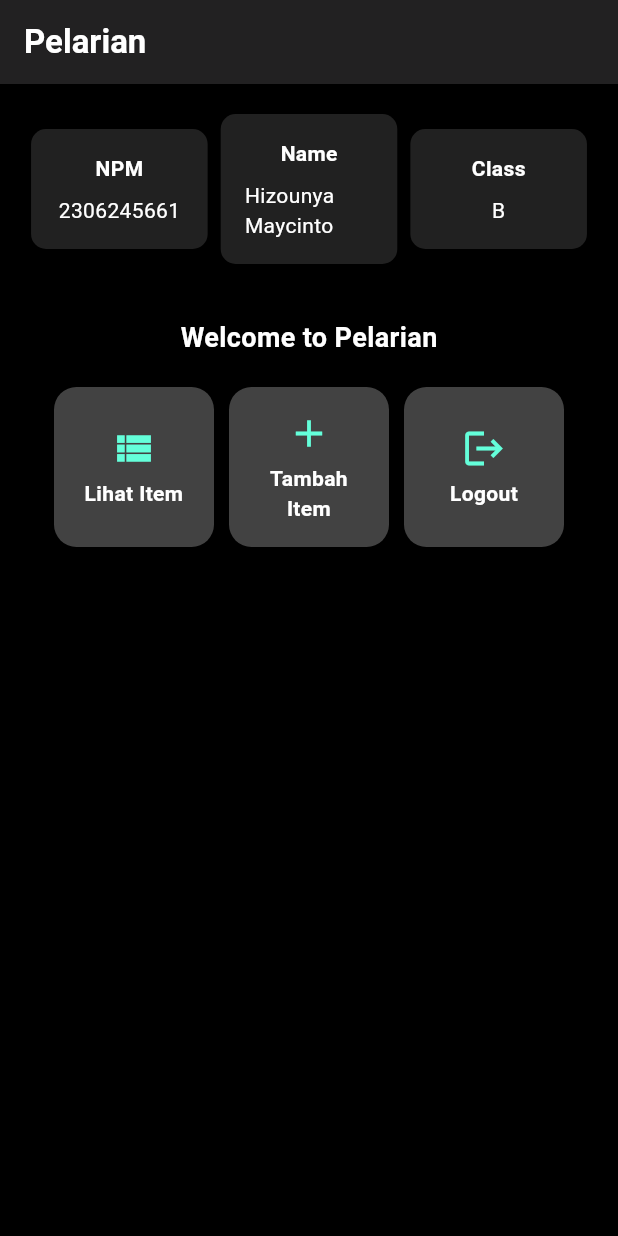
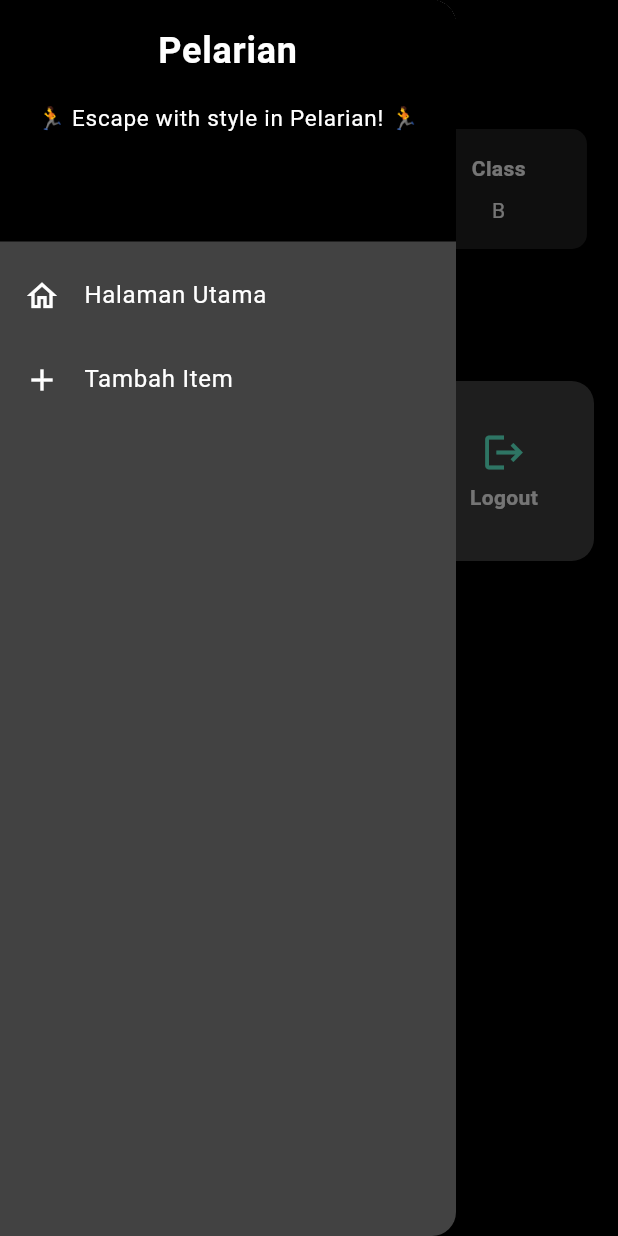
Before and after one commit to hizounya/Pelarian-mobile, a Flutter app: the screen it shows after launch, with the side drawer open (before the commit the screen has no drawer), on a phone screen of 412 x 824 dp. Run offline on Flutter 3.47's test engine with Material 3 defaults, Android fonts, the light colour scheme and no system bars.

Commit message:
Tugas 8 selesai

```diff
--- a/lib/main.dart
+++ b/lib/main.dart
@@ -1,5 +1,5 @@
 import 'package:flutter/material.dart';
-import 'package:pelarian/menu.dart';
+import 'package:pelarian/screens/menu.dart';
 
 void main() {
   runApp(const MyApp());
@@ -8,28 +8,20 @@ void main() {
 class MyApp extends StatelessWidget {
   const MyApp({super.key});
 
-  // This widget is the root of your application.
   @override
   Widget build(BuildContext context) {
     return MaterialApp(
-      title: 'Flutter Demo',
+      title: 'Pelarian',
       theme: ThemeData(
-        // This is the theme of your application.
-        //
-        // TRY THIS: Try running your application with "flutter run". You'll see
-        // the application has a purple toolbar. Then, without quitting the app,
-        // try changing the seedColor in the colorScheme below to Colors.green
-        // and then invoke "hot reload" (save your changes or press the "hot
-        // reload" button in a Flutter-supported IDE, or press "r" if you used
-        // the command line to start the app).
-        //
-        // Notice that the counter didn't reset back to zero; the application
-        // state is not lost during the reload. To reset the state, use hot
-        // restart instead.
-        //
-        // This works for code too, not just values: Most code changes can be
-        // tested with just a hot reload.
-        colorScheme: ColorScheme.fromSeed(seedColor: Colors.deepPurple),
+        // Menggunakan tema gelap yang sesuai dengan konsep sporty.
+        colorScheme: ColorScheme.fromSwatch(
+          primarySwatch: Colors.grey,
+          brightness: Brightness.dark, // Set tema ke dark mode.
+        ).copyWith(
+          primary: Colors.black,
+          secondary: Colors.tealAccent[200],
+        ),
+        scaffoldBackgroundColor: Colors.black, // Latar belakang hitam untuk tampilan utama.
         useMaterial3: true,
       ),
       home: MyHomePage(),
--- a/lib/menu.dart
+++ /dev/null
@@ -1,171 +0,0 @@
-import 'package:flutter/material.dart';
-
-class ItemHomepage {
-  final String name;
-  final IconData icon;
-
-  ItemHomepage(this.name, this.icon);
-}
-
-class MyHomePage extends StatelessWidget {
-  final String npm = '2306245661';
-  final String name = 'Hizounya Maycinto';
-  final String className = 'B';
-
-  final List<ItemHomepage> items = [
-    ItemHomepage("Lihat Item", Icons.view_list),
-    ItemHomepage("Tambah Item", Icons.add),
-    ItemHomepage("Logout", Icons.logout),
-  ];
-
-  MyHomePage({super.key});
-
-  @override
-  Widget build(BuildContext context) {
-    return Scaffold(
-      appBar: AppBar(
-        title: const Text(
-          'Pelarian',
-          style: TextStyle(
-            color: Colors.white,
-            fontWeight: FontWeight.bold,
-          ),
-        ),
-        backgroundColor: Colors.black87, // warna hitam sporty
-      ),
-      body: Container(
-        color: Colors.black, // Latar belakang hitam sporty
-        padding: const EdgeInsets.all(16.0),
-        child: Column(
-          crossAxisAlignment: CrossAxisAlignment.center,
-          children: [
-            Row(
-              mainAxisAlignment: MainAxisAlignment.spaceEvenly,
-              children: [
-                InfoCard(title: 'NPM', content: npm),
-                InfoCard(title: 'Name', content: name),
-                InfoCard(title: 'Class', content: className),
-              ],
-            ),
-            const SizedBox(height: 16.0),
-            Center(
-              child: Column(
-                children: [
-                  const Padding(
-                    padding: EdgeInsets.only(top: 16.0),
-                    child: Text(
-                      'Welcome to Pelarian',
-                      style: TextStyle(
-                        fontWeight: FontWeight.bold,
-                        fontSize: 18.0,
-                        color: Colors.white,
-                      ),
-                    ),
-                  ),
-                  GridView.count(
-                    primary: true,
-                    padding: const EdgeInsets.all(20),
-                    crossAxisSpacing: 10,
-                    mainAxisSpacing: 10,
-                    crossAxisCount: 3,
-                    shrinkWrap: true,
-                    children: items.map((ItemHomepage item) {
-                      return ItemCard(item);
-                    }).toList(),
-                  ),
-                ],
-              ),
-            ),
-          ],
-        ),
-      ),
-    );
-  }
-}
-
-class InfoCard extends StatelessWidget {
-  final String title;
-  final String content;
-
-  const InfoCard({super.key, required this.title, required this.content});
-
-  @override
-  Widget build(BuildContext context) {
-    return Card(
-      color: Colors.grey[900], // Warna gelap untuk tampilan sporty
-      elevation: 4.0,
-      shape: RoundedRectangleBorder(
-        borderRadius: BorderRadius.circular(10),
-      ),
-      child: Container(
-        width: MediaQuery.of(context).size.width / 3.5,
-        padding: const EdgeInsets.all(16.0),
-        child: Column(
-          children: [
-            Text(
-              title,
-              style: const TextStyle(
-                fontWeight: FontWeight.bold,
-                color: Colors.white,
-              ),
-            ),
-            const SizedBox(height: 8.0),
-            Text(
-              content,
-              style: const TextStyle(color: Colors.white),
-            ),
-          ],
-        ),
-      ),
-    );
-  }
-}
-
-class ItemCard extends StatelessWidget {
-  final ItemHomepage item;
-
-  const ItemCard(this.item, {super.key});
-
-  @override
-  Widget build(BuildContext context) {
-    return Material(
-      color: Colors.grey[800], // Warna gelap untuk tombol
-      borderRadius: BorderRadius.circular(15),
-      elevation: 4.0,
-      shadowColor: Colors.black,
-      child: InkWell(
-        onTap: () {
-          ScaffoldMessenger.of(context)
-            ..hideCurrentSnackBar()
-            ..showSnackBar(
-              SnackBar(content: Text("Kamu telah menekan tombol ${item.name}!")),
-            );
-        },
-        child: Container(
-          padding: const EdgeInsets.all(12),
-          child: Center(
-            child: Column(
-              mainAxisAlignment: MainAxisAlignment.center,
-              children: [
-                Icon(
-                  item.icon,
-                  color: Colors.tealAccent[200], // Warna sporty untuk ikon
-                  size: 30.0,
-                ),
-                const SizedBox(height: 5),
-                Text(
-                  item.name,
-                  textAlign: TextAlign.center,
-                  style: const TextStyle(
-                    color: Colors.white,
-                    fontWeight: FontWeight.w600,
-                  ),
-                ),
-              ],
-            ),
-          ),
-        ),
-      ),
-    );
-  }
-}
--- /dev/null
+++ b/lib/screens/menu.dart
@@ -0,0 +1,122 @@
+import 'package:flutter/material.dart';
+import 'package:pelarian/screens/itementry.dart';
+import 'package:pelarian/widgets/item_card.dart';
+import 'package:pelarian/widgets/left_drawer.dart';
+
+class MyHomePage extends StatelessWidget {
+  final String npm = '2306245661';
+  final String name = 'Hizounya Maycinto';
+  final String className = 'B';
+
+  final List<ItemHomepage> items = [
+    ItemHomepage("Lihat Item", Icons.view_list, Colors.blueGrey),
+    ItemHomepage("Tambah Item", Icons.add, const Color.fromARGB(255, 216, 158, 234)),
+    ItemHomepage("Logout", Icons.logout, const Color.fromARGB(255, 178, 69, 69)),
+  ];
+
+  MyHomePage({super.key});
+
+  @override
+  Widget build(BuildContext context) {
+    return Scaffold(
+      appBar: AppBar(
+        iconTheme: const IconThemeData(color: Colors.white),
+        title: const Text(
+          'Pelarian',
+          style: TextStyle(
+            color: Colors.white,
+            fontWeight: FontWeight.bold,
+          ),
+        ),
+        backgroundColor: Colors.black87,
+      ),
+      drawer: const LeftDrawer(),
+      body: SingleChildScrollView(
+        child: Padding(
+          padding: const EdgeInsets.all(16.0),
+          child: Column(
+            crossAxisAlignment: CrossAxisAlignment.center,
+            children: [
+              Row(
+                mainAxisAlignment: MainAxisAlignment.spaceEvenly,
+                children: [
+                  InfoCard(title: 'NPM', content: npm),
+                  InfoCard(title: 'Name', content: name),
+                  InfoCard(title: 'Class', content: className),
+                ],
+              ),
+              const SizedBox(height: 16.0),
+              Center(
+                child: Column(
+                  children: [
+                    const Padding(
+                      padding: EdgeInsets.only(top: 16.0),
+                      child: Text(
+                        'Welcome to Pelarian',
+                        style: TextStyle(
+                          fontWeight: FontWeight.bold,
+                          fontSize: 18.0,
+                          color: Colors.white,
+                        ),
+                      ),
+                    ),
+                    const SizedBox(height: 16.0),
+                    // Wrap the GridView in a Flexible or Expanded widget
+                    GridView.count(
+                      primary: false,
+                      crossAxisSpacing: 10,
+                      mainAxisSpacing: 10,
+                      crossAxisCount: 3,
+                      shrinkWrap: true,
+                      children: items.map((ItemHomepage item) {
+                        return ItemCard(item);
+                      }).toList(),
+                    ),
+                  ],
+                ),
+              ),
+            ],
+          ),
+        ),
+      ),
+    );
+  }
+}
+
+class InfoCard extends StatelessWidget {
+  final String title;
+  final String content;
+
+  const InfoCard({super.key, required this.title, required this.content});
+
+  @override
+  Widget build(BuildContext context) {
+    return Card(
+      color: Colors.grey[900],
+      elevation: 4.0,
+      shape: RoundedRectangleBorder(
+        borderRadius: BorderRadius.circular(10),
+      ),
+      child: Container(
+        width: MediaQuery.of(context).size.width / 3.5,
+        padding: const EdgeInsets.all(16.0),
+        child: Column(
+          children: [
+            Text(
+              title,
+              style: const TextStyle(
+                fontWeight: FontWeight.bold,
+                color: Colors.white,
+              ),
+            ),
+            const SizedBox(height: 8.0),
+            Text(
+              content,
+              style: const TextStyle(color: Colors.white),
+            ),
+          ],
+        ),
+      ),
+    );
+  }
+}
--- /dev/null
+++ b/lib/widgets/item_card.dart
@@ -0,0 +1,58 @@
+import 'package:flutter/material.dart';
+
+class ItemHomepage {
+  final String name;
+  final IconData icon;
+  final Color color;
+
+  ItemHomepage(this.name, this.icon, this.color);
+}
+
+class ItemCard extends StatelessWidget {
+  final ItemHomepage item;
+
+  const ItemCard(this.item, {super.key});
+
+  @override
+  Widget build(BuildContext context) {
+    return Material(
+      color: Colors.grey[800], // Warna gelap untuk tampilan sporty
+      borderRadius: BorderRadius.circular(15),
+      elevation: 4.0,
+      shadowColor: Colors.black,
+      child: InkWell(
+        onTap: () {
+          ScaffoldMessenger.of(context)
+            ..hideCurrentSnackBar()
+            ..showSnackBar(
+              SnackBar(content: Text("Kamu telah menekan tombol ${item.name}!")),
+            );
+        },
+        child: Container(
+          padding: const EdgeInsets.all(12),
+          child: Center(
+            child: Column(
+              mainAxisAlignment: MainAxisAlignment.center,
+              children: [
+                Icon(
+                  item.icon,
+                  color: Colors.tealAccent[200],
+                  size: 30.0,
+                ),
+                const SizedBox(height: 5),
+                Text(
+                  item.name,
+                  textAlign: TextAlign.center,
+                  style: const TextStyle(
+                    color: Colors.white,
+                    fontWeight: FontWeight.w600,
+                  ),
+                ),
+              ],
+            ),
+          ),
+        ),
+      ),
+    );
+  }
+}
--- /dev/null
+++ b/lib/widgets/left_drawer.dart
@@ -0,0 +1,69 @@
+import 'package:flutter/material.dart';
+import 'package:pelarian/screens/menu.dart';
+import 'package:pelarian/screens/itementry.dart';
+
+class LeftDrawer extends StatelessWidget {
+  const LeftDrawer({super.key});
+
+  @override
+  Widget build(BuildContext context) {
+    return Drawer(
+      child: ListView(
+        children: [
+          DrawerHeader(
+            decoration: BoxDecoration(
+              color: Theme.of(context).colorScheme.primary,
+            ),
+            child: const Column(
+              children: [
+                Text(
+                  'Pelarian',
+                  textAlign: TextAlign.center,
+                  style: TextStyle(
+                    fontSize: 24,
+                    fontWeight: FontWeight.bold,
+                    color: Colors.white,
+                  ),
+                ),
+                Padding(padding: EdgeInsets.all(8)),
+                Text(
+                  "🏃 Escape with style in Pelarian! 🏃",
+                  textAlign: TextAlign.center,
+                  style: TextStyle(
+                    fontSize: 15,
+                    color: Colors.white,
+                    fontWeight: FontWeight.normal,
+                  ),
+                ),
+              ],
+            ),
+          ),
+          ListTile(
+            leading: const Icon(Icons.home_outlined),
+            title: const Text('Halaman Utama'),
+            onTap: () {
+              Navigator.push(
+                context,
+                MaterialPageRoute(
+                  builder: (context) => MyHomePage(),
+                ),
+              );
+            },
+          ),
+          ListTile(
+            leading: const Icon(Icons.add),
+            title: const Text('Tambah Item'),
+            onTap: () {
+              Navigator.push(
+                context,
+                MaterialPageRoute(
+                  builder: (context) => ItemEntryFormPage(),
+                ),
+              );
+            },
+          ),
+        ],
+      ),
+    );
+  }
+}
```
Also changed, not shown: lib/screens/itementry.dart (added, +213 -0 lines), 1 other file.
